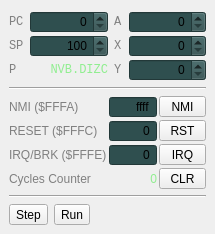
The window that executionwidget.ui (rjaremczak/mo65x) describes before a commit, drawn with Qt 5.
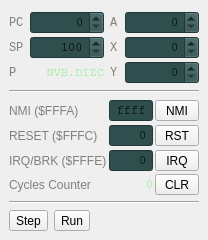
The same window after the commit. Custom widgets are drawn as their Qt base class.

Commit message: fonts changed to courier without sizing them up

```diff
--- a/executionwidget.ui
+++ b/executionwidget.ui
@@ -6,8 +6,8 @@
    <rect>
     <x>0</x>
     <y>0</y>
-    <width>215</width>
-    <height>282</height>
+    <width>208</width>
+    <height>266</height>
    </rect>
   </property>
   <property name="styleSheet">
@@ -47,6 +47,11 @@
       </property>
       <item row="0" column="3">
        <widget class="ByteSpinBox" name="regA">
+        <property name="font">
+         <font>
+          <family>Courier</family>
+         </font>
+        </property>
         <property name="styleSheet">
          <string notr="true">background: darkslategray</string>
         </property>
@@ -165,6 +170,11 @@
       </item>
       <item row="0" column="1">
        <widget class="WordSpinBox" name="regPC">
+        <property name="font">
+         <font>
+          <family>Courier</family>
+         </font>
+        </property>
         <property name="styleSheet">
          <string notr="true">background: darkslategray</string>
         </property>
@@ -189,7 +199,7 @@
        <widget class="QLabel" name="flags">
         <property name="font">
          <font>
-          <family>Monospace</family>
+          <family>Courier</family>
          </font>
         </property>
         <property name="styleSheet">
@@ -205,6 +215,11 @@
       </item>
       <item row="1" column="1">
        <widget class="WordSpinBox" name="regSP">
+        <property name="font">
+         <font>
+          <family>Courier</family>
+         </font>
+        </property>
         <property name="styleSheet">
          <string notr="true">background: darkslategray</string>
         </property>
@@ -230,6 +245,11 @@
       </item>
       <item row="1" column="3">
        <widget class="ByteSpinBox" name="regX">
+        <property name="font">
+         <font>
+          <family>Courier</family>
+         </font>
+        </property>
         <property name="styleSheet">
          <string notr="true">background: darkslategray</string>
         </property>
@@ -276,6 +296,11 @@
       </item>
       <item row="2" column="3">
        <widget class="ByteSpinBox" name="regY">
+        <property name="font">
+         <font>
+          <family>Courier</family>
+         </font>
+        </property>
         <property name="styleSheet">
          <string notr="true">background: darkslategray</string>
         </property>
@@ -339,6 +364,11 @@
       </property>
       <item row="2" column="1">
        <widget class="WordSpinBox" name="vectorIRQ">
+        <property name="font">
+         <font>
+          <family>Courier</family>
+         </font>
+        </property>
         <property name="styleSheet">
          <string notr="true">background-color:darkslategray</string>
         </property>
@@ -391,6 +421,11 @@
       </item>
       <item row="3" column="1">
        <widget class="QLabel" name="cycles">
+        <property name="font">
+         <font>
+          <family>Courier</family>
+         </font>
+        </property>
         <property name="styleSheet">
          <string notr="true">color:lightgreen</string>
         </property>
@@ -446,6 +481,11 @@
       </item>
       <item row="0" column="1">
        <widget class="WordSpinBox" name="vectorNMI">
+        <property name="font">
+         <font>
+          <family>Courier</family>
+         </font>
+        </property>
         <property name="styleSheet">
          <string notr="true">background-color:darkslategray</string>
         </property>
@@ -494,6 +534,11 @@
       </item>
       <item row="1" column="1">
        <widget class="WordSpinBox" name="vectorReset">
+        <property name="font">
+         <font>
+          <family>Courier</family>
+         </font>
+        </property>
         <property name="styleSheet">
          <string notr="true">background-color:darkslategray</string>
         </property>
```
The commit also changes 5 other files.
